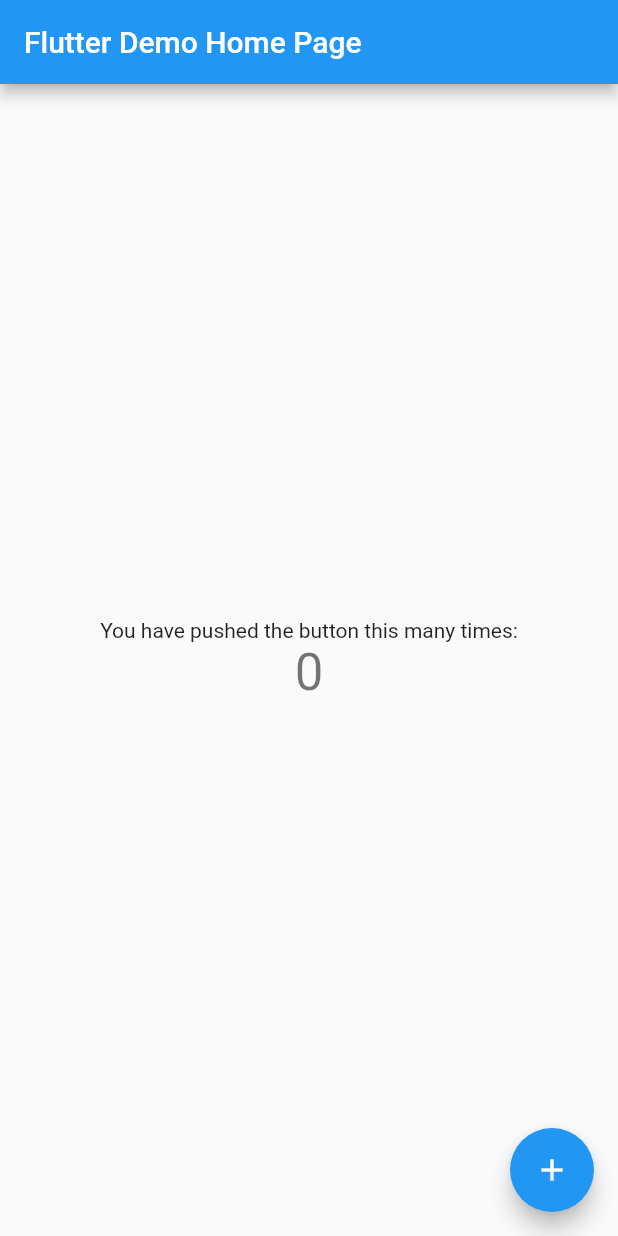
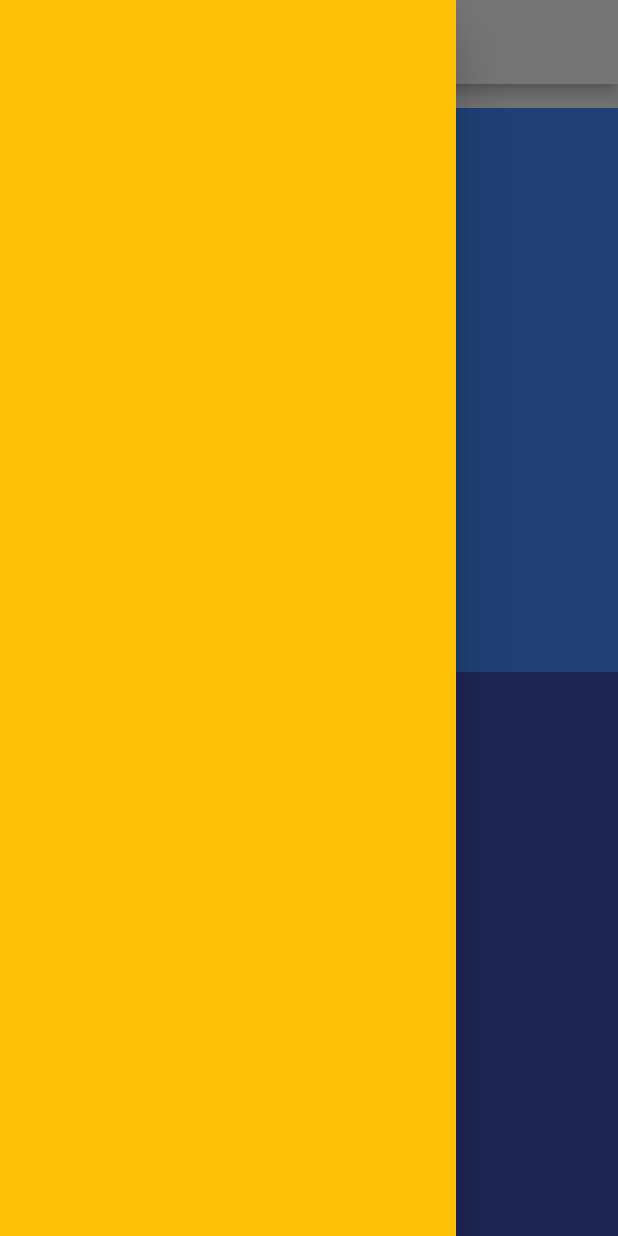
Before and after one commit to dershub/trflutterdocs, a Flutter app: the screen it shows after launch, with the side drawer open (before the commit the screen has no drawer), on a phone screen of 412 x 824 dp. Run offline on Flutter 3.47's test engine with Material 2 defaults, Android fonts, the phone set to English and light mode, and no system bars.

Commit message:
9 Mart oturumu

```diff
--- /dev/null
+++ b/lib/anasayfa.dart
@@ -0,0 +1,43 @@
+import 'package:docs/contents.dart';
+import 'package:docs/cookbook/cookbook_main.dart';
+import 'package:docs/left_menu.dart';
+import 'package:flutter/material.dart';
+
+class Anasayfa extends StatelessWidget {
+  @override
+  Widget build(BuildContext context) {
+    final double genislik = MediaQuery.of(context).size.width;
+
+    return Scaffold(
+      appBar: AppBar(
+        backgroundColor: Colors.white,
+        title: Row(
+          children: [
+            SizedBox(
+              height: 65,
+              width: 130,
+              child: Image.asset('assets/flutterlockup.png'),
+            ),
+          ],
+        ),
+      ),
+      body: Row(
+        children: [
+          if (genislik > 500) Expanded(child: LeftMenu()),
+          Expanded(
+            flex: 2,
+            child: Column(
+              children: [
+                Text("başlık menü"),
+                if (genislik < 700) Expanded(child: Contents()),
+                Expanded(child: CookbookMain()),
+              ],
+            ),
+          ),
+          if (genislik >= 700) Expanded(child: Contents()),
+        ],
+      ),
+      drawer: genislik > 500 ? null : Drawer(child: LeftMenu()),
+    );
+  }
+}
--- /dev/null
+++ b/lib/contents.dart
@@ -0,0 +1,18 @@
+import 'package:flutter/material.dart';
+
+class Contents extends StatelessWidget {
+  @override
+  Widget build(BuildContext context) {
+    return Container(
+      color: Colors.blueAccent,
+      child: ListView.builder(
+        itemCount: 10,
+        itemBuilder: (itemBuilder, i) {
+          return ListTile(
+            title: Text("İçerik no: ${i + 1}"),
+          );
+        },
+      ),
+    );
+  }
+}
--- /dev/null
+++ b/lib/cookbook/cookbook_main.dart
@@ -0,0 +1,10 @@
+import 'package:flutter/material.dart';
+
+class CookbookMain extends StatelessWidget {
+  @override
+  Widget build(BuildContext context) {
+    return Container(
+      color: Colors.indigo,
+    );
+  }
+}
--- /dev/null
+++ b/lib/left_menu.dart
@@ -0,0 +1,10 @@
+import 'package:flutter/material.dart';
+
+class LeftMenu extends StatelessWidget {
+  @override
+  Widget build(BuildContext context) {
+    return Container(
+      color: Colors.amber,
+    );
+  }
+}
--- a/lib/main.dart
+++ b/lib/main.dart
@@ -1,113 +1,17 @@
 import 'package:flutter/material.dart';
+
+import 'anasayfa.dart';
 
 void main() {
   runApp(MyApp());
 }
 
 class MyApp extends StatelessWidget {
-  // This widget is the root of your application.
   @override
   Widget build(BuildContext context) {
     return MaterialApp(
-      title: 'Flutter Demo',
-      theme: ThemeData(
-        // This is the theme of your application.
-        //
-        // Try running your application with "flutter run". You'll see the
-        // application has a blue toolbar. Then, without quitting the app, try
-        // changing the primarySwatch below to Colors.green and then invoke
-        // "hot reload" (press "r" in the console where you ran "flutter run",
-        // or simply save your changes to "hot reload" in a Flutter IDE).
-        // Notice that the counter didn't reset back to zero; the application
-        // is not restarted.
-        primarySwatch: Colors.blue,
-      ),
-      home: MyHomePage(title: 'Flutter Demo Home Page'),
+      debugShowCheckedModeBanner: false,
+      home: Anasayfa(),
     );
   }
 }
-
-class MyHomePage extends StatefulWidget {
-  MyHomePage({Key key, this.title}) : super(key: key);
-
-  // This widget is the home page of your application. It is stateful, meaning
-  // that it has a State object (defined below) that contains fields that affect
-  // how it looks.
-
-  // This class is the configuration for the state. It holds the values (in this
-  // case the title) provided by the parent (in this case the App widget) and
-  // used by the build method of the State. Fields in a Widget subclass are
-  // always marked "final".
-
-  final String title;
-
-  @override
-  _MyHomePageState createState() => _MyHomePageState();
-}
-
-class _MyHomePageState extends State<MyHomePage> {
-  int _counter = 0;
-
-  void _incrementCounter() {
-    setState(() {
-      // This call to setState tells the Flutter framework that something has
-      // changed in this State, which causes it to rerun the build method below
-      // so that the display can reflect the updated values. If we changed
-      // _counter without calling setState(), then the build method would not be
-      // called again, and so nothing would appear to happen.
-      _counter++;
-    });
-  }
-
-  @override
-  Widget build(BuildContext context) {
-    // This method is rerun every time setState is called, for instance as done
-    // by the _incrementCounter method above.
-    //
-    // The Flutter framework has been optimized to make rerunning build methods
-    // fast, so that you can just rebuild anything that needs updating rather
-    // than having to individually change instances of widgets.
-    return Scaffold(
-      appBar: AppBar(
-        // Here we take the value from the MyHomePage object that was created by
-        // the App.build method, and use it to set our appbar title.
-        title: Text(widget.title),
-      ),
-      body: Center(
-        // Center is a layout widget. It takes a single child and positions it
-        // in the middle of the parent.
-        child: Column(
-          // Column is also a layout widget. It takes a list of children and
-          // arranges them vertically. By default, it sizes itself to fit its
-          // children horizontally, and tries to be as tall as its parent.
-          //
-          // Invoke "debug painting" (press "p" in the console, choose the
-          // "Toggle Debug Paint" action from the Flutter Inspector in Android
-          // Studio, or the "Toggle Debug Paint" command in Visual Studio Code)
-          // to see the wireframe for each widget.
-          //
-          // Column has various properties to control how it sizes itself and
-          // how it positions its children. Here we use mainAxisAlignment to
-          // center the children vertically; the main axis here is the vertical
-          // axis because Columns are vertical (the cross axis would be
-          // horizontal).
-          mainAxisAlignment: MainAxisAlignment.center,
-          children: <Widget>[
-            Text(
-              'You have pushed the button this many times:',
-            ),
-            Text(
-              '$_counter',
-              style: Theme.of(context).textTheme.headline4,
-            ),
-          ],
-        ),
-      ),
-      floatingActionButton: FloatingActionButton(
-        onPressed: _incrementCounter,
-        tooltip: 'Increment',
-        child: Icon(Icons.add),
-      ), // This trailing comma makes auto-formatting nicer for build methods.
-    );
-  }
-}
--- a/pubspec.yaml
+++ b/pubspec.yaml
@@ -45,8 +45,8 @@
   uses-material-design: true
 
   # To add assets to your application, add an assets section, like this:
-  # assets:
-  #   - images/a_dot_burr.jpeg
+  assets:
+    - assets/
   #   - images/a_dot_ham.jpeg
 
   # An image asset can refer to one or more resolution-specific "variants", see
```
Also changed, not shown: assets/flutterlockup.png (added).
